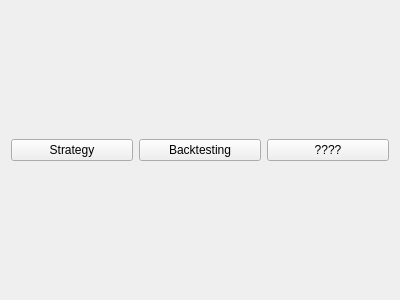
annakky/moneyMoney, file static/redirection-button-ui.ui: the form before one commit.
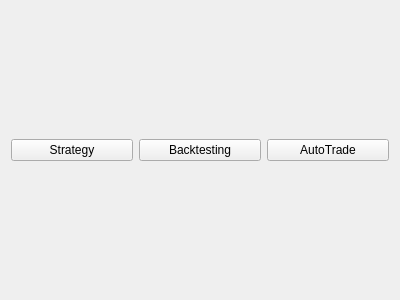
The form after the commit.

Commit message: feat: 자동매매 메인 페이지 UI 구현

The edit to the form file:
```diff
--- a/static/redirection-button-ui.ui
+++ b/static/redirection-button-ui.ui
@@ -33,7 +33,7 @@
      <item>
       <widget class="QPushButton" name="SampleButton_2">
        <property name="text">
-        <string>????</string>
+        <string>AutoTrade</string>
        </property>
       </widget>
      </item>
```
Left out of the diff: 17 changed lines with no effect on the pictures. The commit also changes 7 other files.
